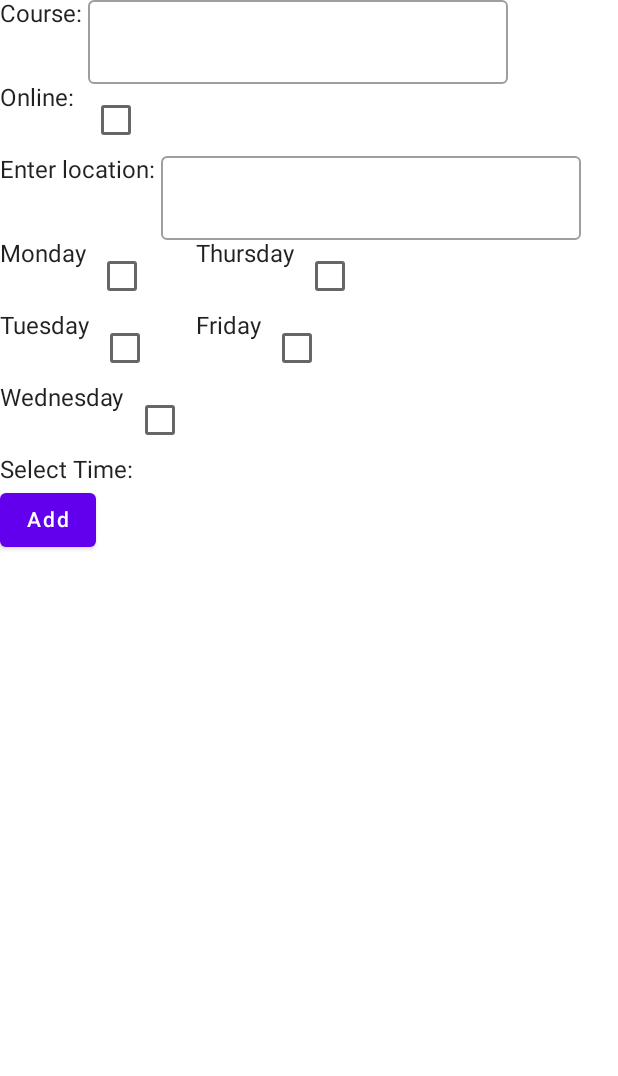
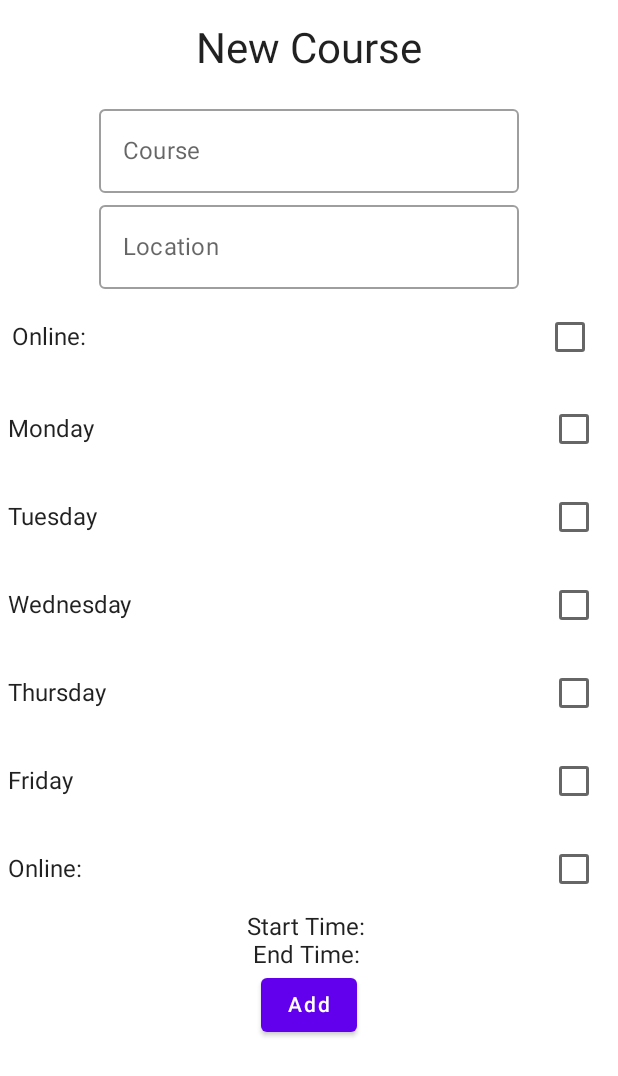
Before and after one commit to Kadehikpe14/Student_Scheduler, an Android app built with Jetpack Compose: the screen it shows after launch (MainActivity), on a phone screen of 412 x 824 dp. Shown: the top 1076 px of the screen. Run offline under Robolectric (Android 15) with nearby library versions, the phone set to English and light mode, and no system bars.

Commit message:
more completed to schedule

```diff
--- a/app/src/main/java/com/example/groupproject/newscheduleitem/DaySelector.kt
+++ b/app/src/main/java/com/example/groupproject/newscheduleitem/DaySelector.kt
@@ -1,10 +1,12 @@
 package com.example.groupproject.newscheduleitem
 
-import androidx.compose.foundation.layout.Column
-import androidx.compose.foundation.layout.Row
+import androidx.compose.foundation.layout.*
 import androidx.compose.material.Checkbox
 import androidx.compose.material.Text
 import androidx.compose.runtime.Composable
+import androidx.compose.ui.Alignment
+import androidx.compose.ui.Modifier
+import androidx.compose.ui.unit.dp
 
 @Composable
 fun DaySelector(
@@ -13,27 +15,46 @@ fun DaySelector(
 ){
     if(!isOnline){
         Column{
-            Row{
+            Row(
+                verticalAlignment = Alignment.CenterVertically,
+                modifier = Modifier.padding(5.dp)
+            ){
                 Text("Monday")
-                Checkbox(checked = false, onCheckedChange = {})
+                Spacer(modifier = Modifier.weight(1f))
+                Checkbox(checked = false, onCheckedChange = {}/*toggleDay(validDay.MONDAY) */)
         }
-            Row{
+            Row(
+                verticalAlignment = Alignment.CenterVertically,
+                modifier = Modifier.padding(5.dp)
+            ){
                 Text("Tuesday")
-                Checkbox(checked = false, onCheckedChange = {})
+                Spacer(modifier = Modifier.weight(1f))
+                Checkbox(checked = false, onCheckedChange = {}/*toggleDay(validDay.TUESDAY) */)
         }
-            Row{
+            Row(
+                verticalAlignment = Alignment.CenterVertically,
+                modifier = Modifier.padding(5.dp)
+            ){
                 Text("Wednesday")
-                Checkbox(checked = false, onCheckedChange = {})
+                Spacer(modifier = Modifier.weight(1f))
+                Checkbox(checked = false, onCheckedChange = {}/*toggleDay(validDay.WEDNESDAY) */)
         }
-    }
-        Column{
-            Row{
+
+            Row(
+                verticalAlignment = Alignment.CenterVertically,
+                modifier = Modifier.padding(5.dp)
+            ){
                 Text("Thursday")
-                Checkbox(checked = false, onCheckedChange = {})
+                Spacer(modifier = Modifier.weight(1f))
+                Checkbox(checked = false, onCheckedChange = {}/*toggleDay(validDay.THURSDAY) */)
             }
-            Row{
+            Row(
+                verticalAlignment = Alignment.CenterVertically,
+                modifier = Modifier.padding(5.dp)
+            ){
                 Text("Friday")
-                Checkbox(checked = false, onCheckedChange = {})
+                Spacer(modifier = Modifier.weight(1f))
+                Checkbox(checked = false, onCheckedChange = {}/*toggleDay(validDay.FRIDAY) */)
             }
         }
     }
--- a/app/src/main/java/com/example/groupproject/newscheduleitem/NewScheduleItemView.kt
+++ b/app/src/main/java/com/example/groupproject/newscheduleitem/NewScheduleItemView.kt
@@ -1,10 +1,9 @@
 package com.example.groupproject.newscheduleitem
 
+import android.graphics.Paint
 import androidx.compose.foundation.ExperimentalFoundationApi
+import androidx.compose.foundation.layout.*
 import androidx.compose.ui.ExperimentalComposeUiApi
-import androidx.compose.foundation.layout.Box
-import androidx.compose.foundation.layout.Column
-import androidx.compose.foundation.layout.Row
 import androidx.compose.foundation.lazy.LazyColumn
 import androidx.compose.material.Button
 import androidx.compose.material.Checkbox
@@ -12,6 +11,9 @@ import androidx.compose.material.OutlinedTextField
 import androidx.compose.material.Text
 import androidx.compose.runtime.Composable
 import androidx.compose.ui.Alignment
+import androidx.compose.ui.Modifier
+import androidx.compose.ui.unit.dp
+import androidx.compose.ui.unit.sp
 import com.example.groupproject.model.scheduleItem
 //import androidx.lifecycle.viewmodel.compose.viewModel
 
@@ -19,36 +21,54 @@ import com.example.groupproject.model.scheduleItem
 @Composable
 fun NewScheduleItemView(
     //vm: NewScheduleItemViewModel = viewModel(),
+    //toggleOnline: ()-> Unit
     //addScheduleItem: (scheduleItem) -> Unit
+    //toggleDay: (scheduleItem.validDays) -> Unit
 ) {
     var value1: String = ""
 
-    Column()
+    Column(
+        horizontalAlignment = Alignment.CenterHorizontally,
+        modifier = Modifier.fillMaxWidth()
+    )
+    {
+        Text("New Course", modifier = Modifier.padding(16.dp), fontSize = 28.sp)
+        Row(
 
-    {
-        Row {
-            Text("Course: ")
-            OutlinedTextField(value = value1, onValueChange = {}) //, singleLine = true, ){
+        ) {
+            OutlinedTextField(value = value1, onValueChange = {}, singleLine = true, placeholder = {Text("Course Name")}, label = {Text("Course")}) //, singleLine = true, ){
         }
-
-        Row() {
+        Row(
+        ) {
+            OutlinedTextField(value = value1, onValueChange = {}, singleLine = true, placeholder = {Text("Location")}, label = {Text("Location")})
+        }
+        Row(
+            verticalAlignment = Alignment.CenterVertically,
+            modifier = Modifier.padding(8.dp)
+        ) {
             Text("Online: ")
+            Spacer(modifier = Modifier.weight(1f))
             Checkbox(checked = false, onCheckedChange = {})
-        }
-        Row() {
-            Text("Enter location: ")
-            OutlinedTextField(value = value1, onValueChange = {})
         }
         Row {
             DaySelector(false)
         }
+        Row(
+            verticalAlignment = Alignment.CenterVertically,
+            modifier = Modifier.padding(5.dp)
+        ) {
+            Text("Online: ")
+            Spacer(modifier = Modifier.weight(1f))
+            Checkbox(checked = false, onCheckedChange = {})
+        }
         Row() {
-            Text("Select Time: ")
-
+            Text("Start Time: ")
+        }
+        Row() {
+            Text("End Time: ")
         }
         Button(onClick = {}){
             Text("Add")
         }
-
     }
 }
--- a/app/src/main/java/com/example/groupproject/schedulelist/ScheduleListModel.kt
+++ b/app/src/main/java/com/example/groupproject/schedulelist/ScheduleListModel.kt
@@ -10,7 +10,9 @@ class ScheduleListModel : ViewModel()  {
     val _schedule = mutableStateOf(origSchedule)
     val schedule: State<List<scheduleItem>?> = _schedule
 
-    init{ }
+    init{
+
+    }
 
     fun addClass(item: scheduleItem){
 
```
Also changed, not shown: app/src/main/java/com/example/groupproject/ScheduleRow.kt (added, +31 -0 lines), app/src/main/java/com/example/groupproject/newscheduleitem/NewScheduleItemViewModel.kt (+37 -1 lines).
